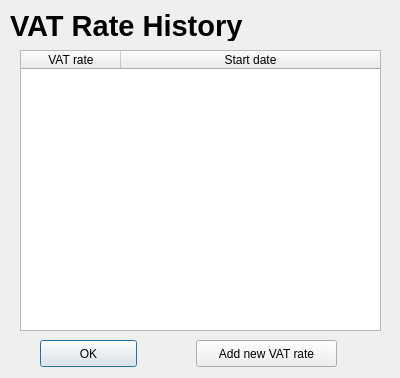
First picture: the form in dialogs/vatrate/VatRateIndex.ui, repository supermaximo93/Computing_Project, before the edit.
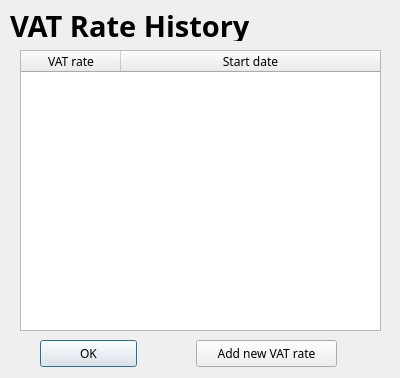
Second picture: the form after the edit.

Diff of the .ui file:
```diff
--- a/dialogs/vatrate/VatRateIndex.ui
+++ b/dialogs/vatrate/VatRateIndex.ui
@@ -10,6 +10,11 @@
     <height>378</height>
    </rect>
   </property>
+  <property name="font">
+   <font>
+    <family>Sans Serif</family>
+   </font>
+  </property>
   <property name="windowTitle">
    <string>Dialog</string>
   </property>
@@ -22,6 +27,9 @@
      <height>281</height>
     </rect>
    </property>
+   <property name="showGrid">
+    <bool>false</bool>
+   </property>
    <attribute name="horizontalHeaderStretchLastSection">
     <bool>true</bool>
    </attribute>
@@ -44,7 +52,7 @@
     <rect>
      <x>10</x>
      <y>10</y>
-     <width>251</width>
+     <width>381</width>
      <height>31</height>
     </rect>
    </property>
```
